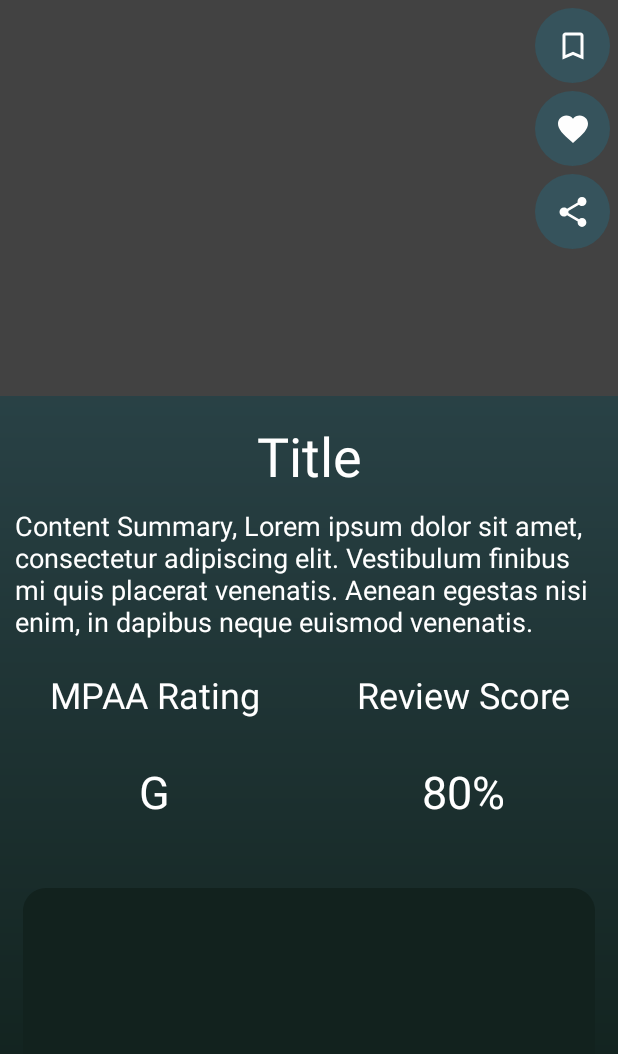
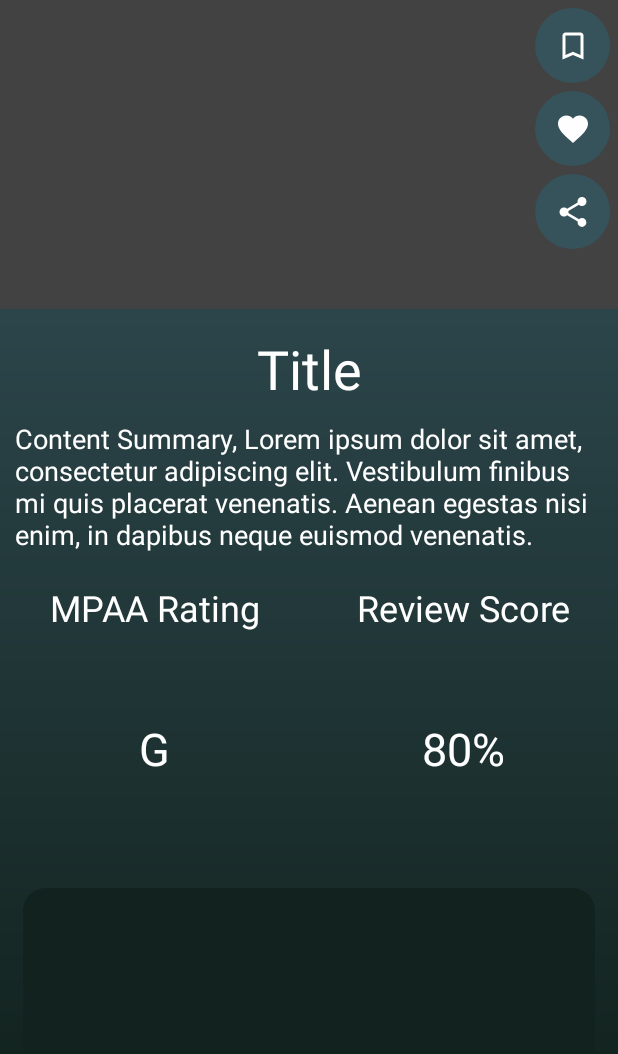
Before and after one commit to LuMolinari/Couch_Potato, an Android app: the layout movie_profile_fragment.xml on its own in the app's theme, with its tools: preview values and no code run, on a phone screen of 412 x 824 dp. Shown: the top 1054 px of the screen. Run offline under Robolectric (Android 15) with nearby library versions, the phone set to English and light mode, and no system bars.

Commit message:
linking application and bug fixes

```diff
--- a/app/src/main/java/com/example/couchpotato/nav_bar_layout.java
+++ b/app/src/main/java/com/example/couchpotato/nav_bar_layout.java
@@ -1,5 +1,7 @@
 package com.example.couchpotato;
 
+import android.content.res.ColorStateList;
+import android.graphics.Color;
 import android.os.Bundle;
 import android.view.MenuItem;
 
@@ -11,7 +13,7 @@ import com.google.android.material.bottomnavigation.BottomNavigationView;
 
 public class nav_bar_layout extends AppCompatActivity {
 
-    private BottomNavigationView.OnNavigationItemSelectedListener navListener =
+    private final BottomNavigationView.OnNavigationItemSelectedListener navListener =
             new BottomNavigationView.OnNavigationItemSelectedListener() {
         @Override
         public boolean onNavigationItemSelected(@NonNull MenuItem item) {
@@ -41,6 +43,8 @@ public class nav_bar_layout extends AppCompatActivity {
 
         BottomNavigationView bottomNavigationMenu = findViewById(R.id.bottomNav);
         bottomNavigationMenu.setOnNavigationItemSelectedListener(navListener);
+        bottomNavigationMenu.setItemTextColor(ColorStateList.valueOf(Color.parseColor("#000000")));
+
 
         getSupportFragmentManager().beginTransaction().replace(R.id.fragment_container,new HomeFragment()).commit();
 
--- a/app/src/main/res/layout/movie_profile_fragment.xml
+++ b/app/src/main/res/layout/movie_profile_fragment.xml
@@ -10,7 +10,7 @@
         android:layout_width="wrap_content"
         android:layout_height="wrap_content"
         android:orientation="horizontal"
-        app:layout_constraintGuide_percent="0.32" />
+        app:layout_constraintGuide_percent="0.25" />
 
     <androidx.constraintlayout.widget.Guideline
         android:id="@+id/guideline15"
--- a/app/src/main/res/values/styles.xml
+++ b/app/src/main/res/values/styles.xml
@@ -9,6 +9,8 @@
         <item name="fontFamily">@font/lato</item>
         <item name="android:textColor">#E5E5E5</item>
         <item name="android:editTextColor">@color/textFieldBackground</item>
+        <item name="android:actionMenuTextColor">@color/colorPrimaryDark</item>
+
     </style>
 
     <style name="Button.Colored" parent="ThemeOverlay.AppCompat" >
```
